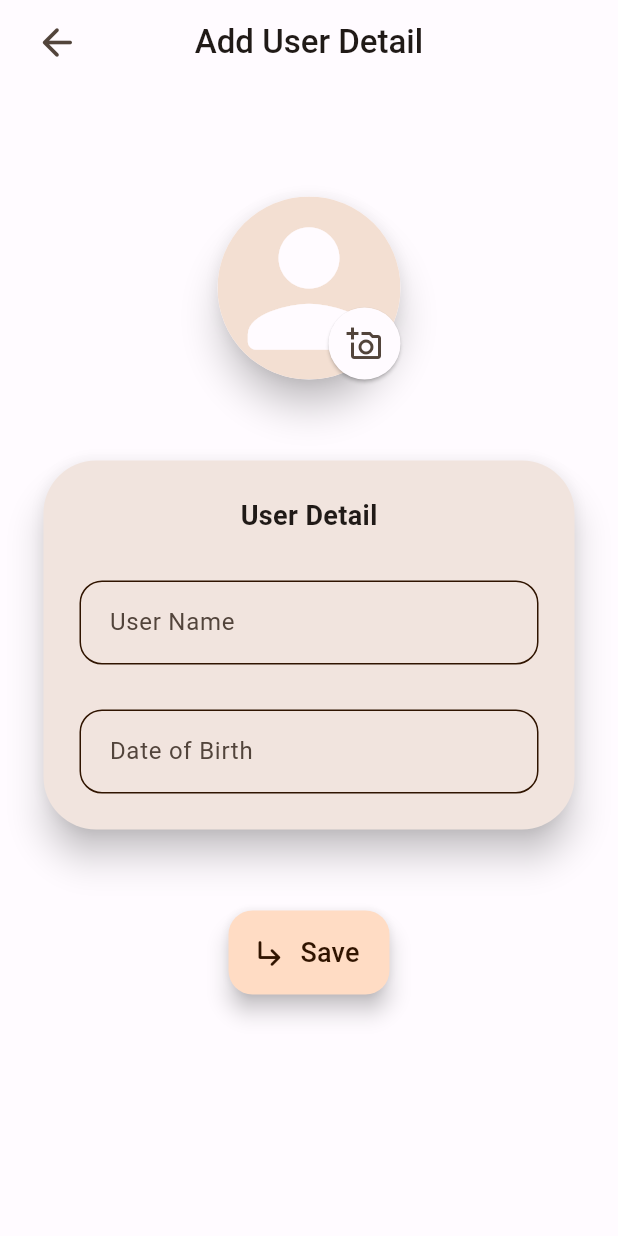
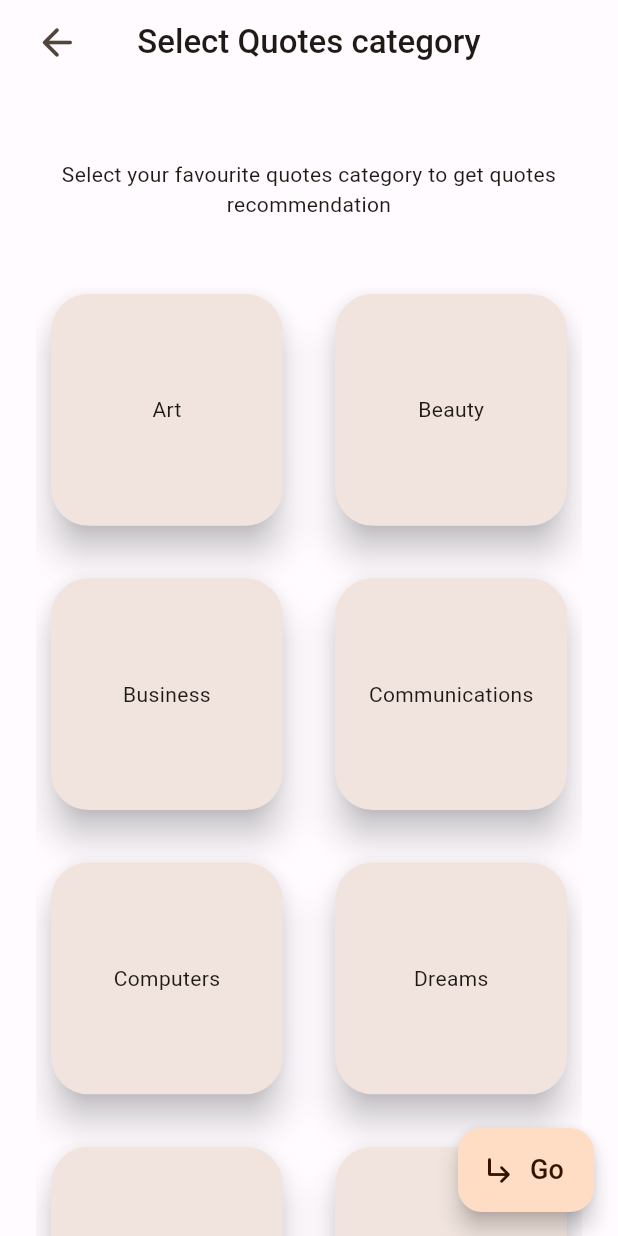
Before and after one commit to ck-lamib/Bimir-Lock, a Flutter app: the screen it shows after launch, after a tap on the "arrow forward" icon, after a tap on "Skip", on a phone screen of 412 x 824 dp. Run offline on Flutter 3.47's test engine with Material 2 defaults, Android fonts, the phone set to English and light mode, and no system bars; our stand-ins replace flutter_slidable, flutter_svg, fluttertoast, get, go_router, image_picker and 6 more; missing offline and left inert: encrypt; accounts and stored records are empty.

Commit message:
Add core controller

```diff
--- a/lib/features/introductionPage/data/datasource/quotes/quotes_remote_datasource.dart
+++ b/lib/features/introductionPage/data/datasource/quotes/quotes_remote_datasource.dart
@@ -5,7 +5,7 @@ import 'package:http/http.dart' as http;
 
 class QuotesRemoteDatasource {
   //take requesto handler from const param
-  QuotesRemoteDatasource();
+  // QuotesRemoteDatasource();
   getQuotes({String? category}) async {
     var headers = {
       'X-Api-Key': 'F5sdBIU08xRDwzeww7nLFVpm3MxMUFW7q0c3tOJw',
--- a/lib/features/introductionPage/presentation/controller/add_user_controller.dart
+++ b/lib/features/introductionPage/presentation/controller/add_user_controller.dart
@@ -37,6 +37,9 @@ class AddUserDetailController extends GetxController {
         userAvatar: imagePath,
       );
       await StorageHelper().setUser(userModel);
+      //load quotes
+      //save user
+      //load initial quote
     }
   }
 }
--- a/lib/features/introductionPage/presentation/controller/introduction_controller.dart
+++ b/lib/features/introductionPage/presentation/controller/introduction_controller.dart
@@ -1,4 +1,5 @@
 import 'package:bimir_lock/features/introductionPage/presentation/views/add_user_detail.dart';
+import 'package:bimir_lock/features/introductionPage/presentation/views/quotes_category.dart';
 import 'package:flutter/material.dart';
 import 'package:go_router/go_router.dart';
 
@@ -7,6 +8,6 @@ class IntroductionController {
     // Navigator.of(context).pushReplacement(
     //   MaterialPageRoute(builder: (_) => const HomePage()),
     // );
-    context.push(AddUserDetailPage.routeName);
+    context.push(QuotesCategoryPage.routeName);
   }
 }
--- /dev/null
+++ b/lib/features/introductionPage/presentation/controller/quotes_category_controller.dart
@@ -0,0 +1,58 @@
+import 'package:bimir_lock/features/introductionPage/presentation/views/add_user_detail.dart';
+import 'package:flutter/material.dart';
+import 'package:fluttertoast/fluttertoast.dart';
+import 'package:get/get.dart';
+import 'package:go_router/go_router.dart';
+
+class QuotesCategoryController extends GetxController {
+  final List quoteItems = [
+    "art",
+    "beauty",
+    "business",
+    "communications",
+    "computers",
+    "dreams",
+    "education",
+    "failure",
+    "fear",
+    "fitness",
+    "freedom",
+    "friendship",
+    "future",
+    "happiness",
+    "hope",
+    "imagination",
+    "inspirational",
+    "intelligence",
+    "knowledge",
+    "leadership",
+    "life",
+    "love",
+    "money",
+    "morning",
+    "success"
+  ];
+  RxList<String> selectedList = RxList();
+  categoryTap(String value) {
+    if (selectedList.contains(value)) {
+      selectedList.remove(value);
+    } else {
+      if (selectedList.length < 6) {
+        selectedList.add(value);
+      } else {
+        Fluttertoast.showToast(msg: "You cannot select more than 6 categories");
+      }
+    }
+    update();
+  }
+
+  isSelected(String value) {
+    if (selectedList.contains(value)) return true;
+    return false;
+  }
+
+  onGoTap(BuildContext context) {
+    // save the category
+    context.push(AddUserDetailPage.routeName);
+  }
+}
--- /dev/null
+++ b/lib/features/introductionPage/presentation/views/quotes_category.dart
@@ -0,0 +1,138 @@
+import 'package:bimir_lock/features/introductionPage/presentation/controller/quotes_category_controller.dart';
+import 'package:flutter/material.dart';
+import 'package:get/get.dart';
+
+class QuotesCategoryPage extends StatefulWidget {
+  static const String routeName = "/selectQuotesCategory";
+  const QuotesCategoryPage({super.key});
+
+  @override
+  State<QuotesCategoryPage> createState() => _QuotesCategoryPageState();
+}
+
+class _QuotesCategoryPageState extends State<QuotesCategoryPage> {
+  final c = Get.put(QuotesCategoryController());
+  @override
+  void initState() {
+    // QoutesRepo.getQuotes(category: "love");
+    super.initState();
+  }
+
+  @override
+  Widget build(BuildContext context) {
+    var theme = Theme.of(context);
+    return Scaffold(
+      appBar: AppBar(
+        leading: Padding(
+          padding: const EdgeInsets.only(left: 15),
+          child: IconButton(
+            onPressed: () => Navigator.of(context).pop(),
+            highlightColor: Colors.transparent,
+            icon: Icon(
+              Icons.arrow_back_rounded,
+              color: theme.colorScheme.onSurfaceVariant,
+              size: 30,
+            ),
+          ),
+        ),
+        automaticallyImplyLeading: false,
+        title: const Text(
+          "Select Quotes category",
+          style: TextStyle(
+            fontWeight: FontWeight.w500,
+          ),
+        ),
+        centerTitle: true,
+      ),
+      body: Padding(
+        padding: const EdgeInsets.symmetric(horizontal: 24),
+        child: CustomScrollView(
+          slivers: [
+            const SliverToBoxAdapter(
+              child: SizedBox(
+                height: 50,
+              ),
+            ),
+            const SliverToBoxAdapter(
+              child: Text(
+                'Select your favourite quotes category to get quotes recommendation',
+                textAlign: TextAlign.center,
+              ),
+            ),
+            const SliverToBoxAdapter(
+              child: SizedBox(
+                height: 50,
+              ),
+            ),
+            SliverGrid(
+              gridDelegate: const SliverGridDelegateWithFixedCrossAxisCount(
+                crossAxisCount: 2,
+                mainAxisSpacing: 15,
+                crossAxisSpacing: 15,
+                childAspectRatio: 1,
+              ),
+              delegate: SliverChildBuilderDelegate(
+                (context, index) {
+                  return Stack(
+                    children: [
+                      GestureDetector(
+                        onTap: () {
+                          c.categoryTap(c.quoteItems[index]);
+                        },
+                        child: Card(
+                          margin: const EdgeInsets.only(
+                            right: 10,
+                            bottom: 20,
+                            left: 10,
+                          ),
+                          shape: RoundedRectangleBorder(
+                            borderRadius: BorderRadius.circular(25.0),
+                          ),
+                          elevation: 10,
+                          semanticContainer: false,
+                          surfaceTintColor: theme.colorScheme.surfaceTint,
+                          child: Container(
+                            alignment: Alignment.center,
+                            child: Text(
+                              c.quoteItems[index][0].toString().toUpperCase() +
+                                  c.quoteItems[index].toString().substring(1).toLowerCase(),
+                            ),
+                          ),
+                        ),
+                      ),
+                      Positioned(
+                        right: 15,
+                        top: 10,
+                        child: GetBuilder<QuotesCategoryController>(
+                          builder: ((controller) =>
+                              controller.isSelected(controller.quoteItems[index])
+                                  ? const Icon(
+                                      Icons.task_alt_rounded,
+                                    )
+                                  : Container()),
+                        ),
+                      ),
+                    ],
+                  );
+                },
+                childCount: c.quoteItems.length,
+              ),
+            ),
+          ],
+        ),
+      ),
+      floatingActionButton: FloatingActionButton.extended(
+          onPressed: () {
+            c.onGoTap(context);
+          },
+          icon: const Icon(Icons.subdirectory_arrow_right_rounded),
+          label: const Text(
+            "Go",
+            style: TextStyle(
+              fontSize: 18,
+              fontWeight: FontWeight.w500,
+            ),
+          )),
+    );
+  }
+}
--- a/lib/features/splashPage/presentation/splash_page.dart
+++ b/lib/features/splashPage/presentation/splash_page.dart
@@ -1,8 +1,13 @@
-import 'package:bimir_lock/features/splashPage/splash_controller.dart';
+import 'package:bimir_lock/core/core_controller.dart';
+import 'package:bimir_lock/features/introductionPage/presentation/views/welcome_page.dart';
 import 'package:flutter/material.dart';
+import 'package:get/get.dart';
+import 'package:get/state_manager.dart';
+import 'package:go_router/go_router.dart';
 import 'package:loading_animation_widget/loading_animation_widget.dart';
 
 import '../../../utils/image_path.dart';
+import '../../introductionPage/presentation/views/introduction_page.dart';
 
 class SplashPage extends StatefulWidget {
   static const String routeName = "/splashPage";
@@ -13,12 +18,21 @@ class SplashPage extends StatefulWidget {
 }
 
 class _SplashPageState extends State<SplashPage> {
-  final c = SplashController();
-
+  final CoreController c = Get.put(CoreController());
   @override
   void initState() {
-    c.onInit(context);
+    navigation();
     super.initState();
+  }
+
+  navigation() async {
+    Future.delayed(const Duration(seconds: 3), () {
+      if (c.isUserLoggedIn()) {
+        context.go(WelcomePage.routeName);
+      } else {
+        context.go(IntroductionPage.routeName);
+      }
+    });
   }
 
   @override
--- a/lib/features/splashPage/splash_controller.dart
+++ /dev/null
@@ -1,13 +0,0 @@
-import 'package:bimir_lock/features/introductionPage/presentation/views/introduction_page.dart';
-import 'package:flutter/material.dart';
-import 'package:go_router/go_router.dart';
-
-class SplashController {
-  onInit(BuildContext context) {
-    //check wheter is already logged in or not.
-    //load user
-    Future.delayed(const Duration(seconds: 3), () {
-      context.go(IntroductionPage.routeName);
-    });
-  }
-}
--- a/lib/main.dart
+++ b/lib/main.dart
@@ -1,5 +1,4 @@
 import 'package:bimir_lock/utils/app_theme.dart';
-import 'package:bimir_lock/utils/helper/storage_helper.dart';
 import 'package:bimir_lock/utils/pages.dart';
 
 import 'package:flutter/material.dart';
--- a/lib/models/quote_model.dart
+++ b/lib/models/quote_model.dart
@@ -2,6 +2,7 @@ List<Quote> quotesfromJson(List<dynamic> quotesJson) =>
     quotesJson.map((quoteJson) => Quote.fromJson(quoteJson)).toList();
 
 class Quote {
+  int? id;
   String? quote;
   String? author;
 
@@ -11,6 +12,7 @@ class Quote {
   });
 
   Quote.fromJson(Map<String, dynamic> json) {
+    if (json['id'] != null) id = json['id'];
     quote = json['quote'];
     author = json['author'];
   }
--- a/lib/utils/helper/db_constants.dart
+++ b/lib/utils/helper/db_constants.dart
@@ -1,6 +1,8 @@
 class DbConstant {
   static const String dbName = "BimirLockPasswords";
-  static const String tableName = "PasswordTable";
+  static const String passwordTableName = "PasswordTable";
+  static const String quoteTableName = "QuotesTable";
+  static const String quoteCategoryTableName = "QuotesCategoryTable";
   static const String id = "Id";
   static const String title = "Title";
   static const String userName = "UserName";
--- a/lib/utils/pages.dart
+++ b/lib/utils/pages.dart
@@ -1,4 +1,5 @@
 import 'package:bimir_lock/features/introductionPage/presentation/views/introduction_page.dart';
+import 'package:bimir_lock/features/introductionPage/presentation/views/quotes_category.dart';
 import 'package:bimir_lock/features/introductionPage/presentation/views/welcome_page.dart';
 import 'package:bimir_lock/features/splashPage/presentation/splash_page.dart';
 import 'package:bimir_lock/features/introductionPage/presentation/views/add_user_detail.dart';
@@ -20,6 +21,10 @@ final routerConfig = GoRouter(
       builder: (context, state) => IntroductionPage(),
     ),
     GoRoute(
+      path: QuotesCategoryPage.routeName,
+      builder: (context, state) => const QuotesCategoryPage(),
+    ),
+    GoRoute(
       path: AddUserDetailPage.routeName,
       builder: (context, state) => AddUserDetailPage(),
     ),
```
Also changed, not shown: lib/core/core_controller.dart (+8 -1 lines), lib/models/quote_category_model.dart (added, +23 -0 lines), lib/utils/helper/db_helper.dart (+145 -6 lines), lib/views/quotes_category.dart (deleted, +0 -142 lines).
